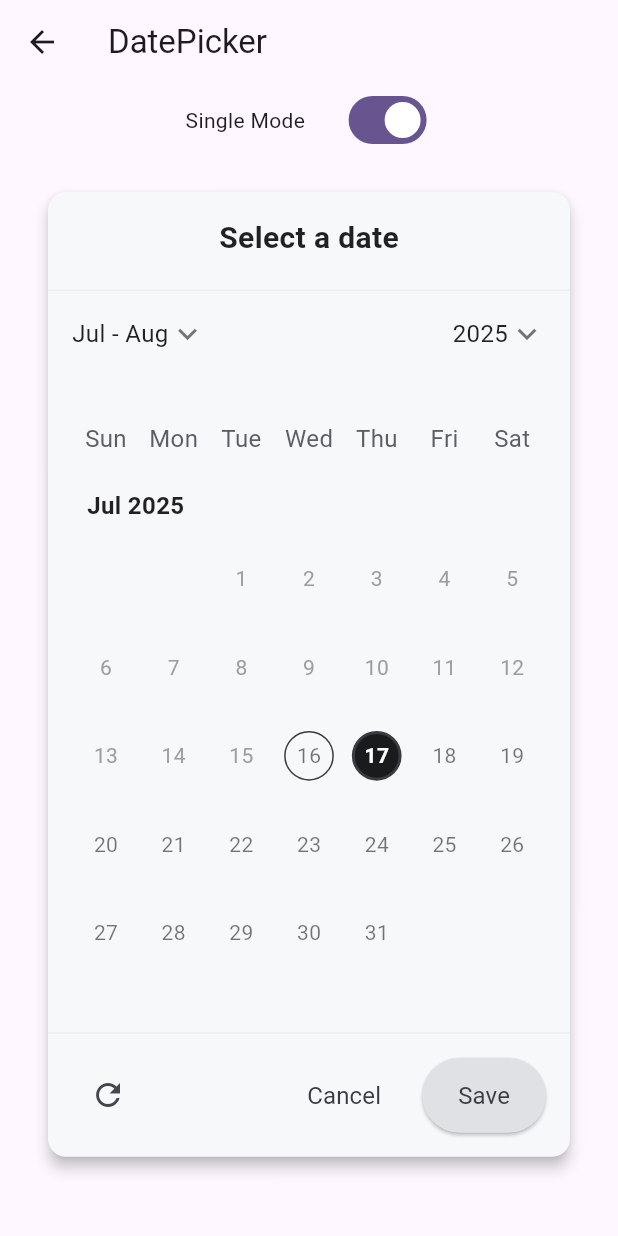
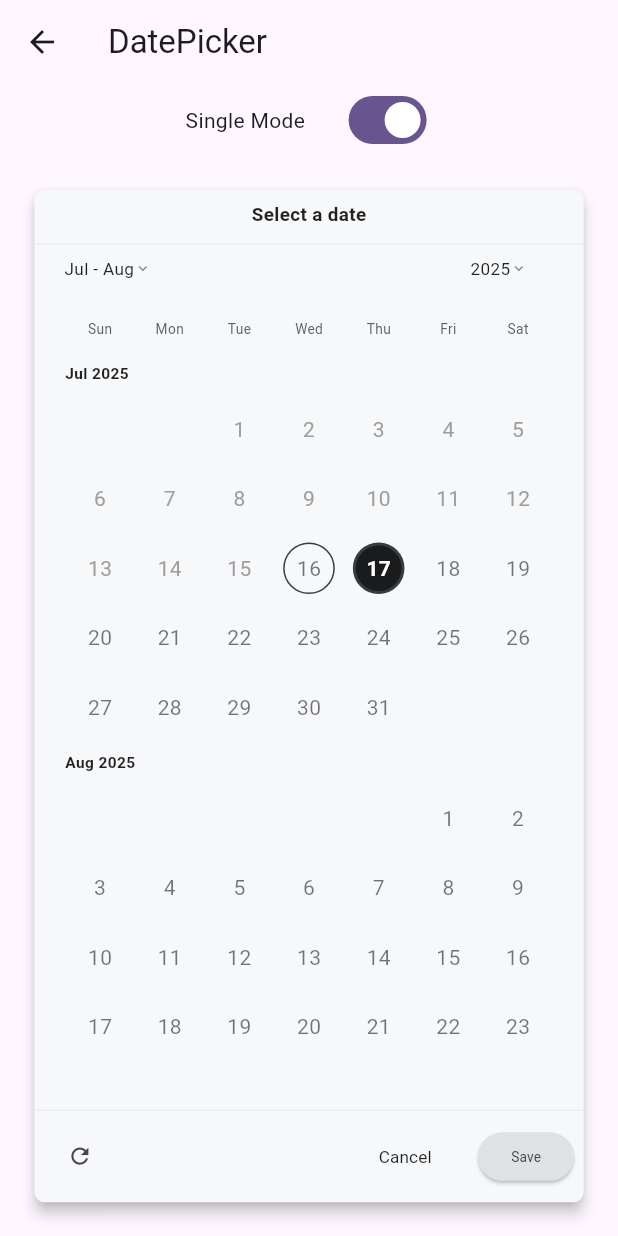
Before and after one commit to xymbia/flutter_realm, a Flutter app: the screen it shows after launch, after a tap on "Date Picker", on a phone screen of 412 x 824 dp. Run offline on Flutter 3.47's test engine with Material 3 defaults, Android fonts, the phone set to English and light mode, and no system bars; our stand-ins replace dotted_border, dropdown_button2, flutter_screenutil, logger.

Commit message:
- Handled responsiveness

```diff
--- a/lib/screens/date_picker_example.dart
+++ b/lib/screens/date_picker_example.dart
@@ -17,14 +17,18 @@ class _DatePickerPageState extends State<DatePickerPage> {
 
   @override
   Widget build(BuildContext context) {
-    ScreenUtil.init(context, designSize: const Size(390, 848));
+    ScreenUtil.init(context,
+        designSize: const Size(720, 1024),
+        minTextAdapt: true,
+        splitScreenMode: true);
 
     return Scaffold(
       appBar: AppBar(
         title: const Text('DatePicker'),
       ),
-      body: Center(
-        child: Column(
+      body: Column(
+        mainAxisAlignment: MainAxisAlignment.center,
+        crossAxisAlignment: CrossAxisAlignment.center,
         children: [
           SizedBox(
               width: 0.4.sw,
@@ -46,7 +50,8 @@ class _DatePickerPageState extends State<DatePickerPage> {
                   ),
                 ],
               )),
-            Padding(
+          Expanded(
+            child: Padding(
               padding: const EdgeInsets.all(16.0),
               child: CustomDatePickerWidget(
                   // Whether the picker is in single date mode (true) or range mode (false)
@@ -68,13 +73,13 @@ class _DatePickerPageState extends State<DatePickerPage> {
 
                   // The earliest selectable date
                   // If null, defaults to (DateTime.now().year - 2, DateTime.now().month - 1, DateTime.now().day - 5)
-                  firstDate: DateTime(DateTime.now().year-2, DateTime.now().month,
-                      DateTime.now().day),
+                  firstDate: DateTime(DateTime.now().year - 2,
+                      DateTime.now().month, DateTime.now().day),
 
                   // The latest selectable date
                   // If null, defaults to (DateTime.now().year + 3, DateTime.now().month + 2, DateTime.now().day + 10)
-                  lastDate: DateTime(DateTime.now().year+1,
-                      DateTime.now().month+6, DateTime.now().day),
+                  lastDate: DateTime(DateTime.now().year + 1,
+                      DateTime.now().month + 6, DateTime.now().day),
 
                   // The color used to highlight the selected day
                   // If null, defaults to grey (single) or teal[800] (range)
@@ -116,21 +121,20 @@ class _DatePickerPageState extends State<DatePickerPage> {
                     ScaffoldMessenger.of(context).showSnackBar(
                       SnackBar(
                           duration: const Duration(milliseconds: 2500),
-                          content: Text(
-                              'Range: 	${formatDateRange([start, end])}')),
+                          content:
+                              Text('Range: 	${formatDateRange([start, end])}')),
                     );
                   },
 
                   // Allows days to be selected based on following predicate
                   selectableDayPredicate: (day) {
                     return !day
-                        .difference(
-                            DateTime.now().add(const Duration(days: -1)))
+                        .difference(DateTime.now().add(const Duration(days: -1)))
                         .isNegative;
                   }),
             ),
+          ),
         ],
-        ),
       ),
     );
   }
--- a/lib/utils/font_helper.dart
+++ b/lib/utils/font_helper.dart
@@ -1,4 +1,5 @@
 import 'package:flutter/material.dart';
+import 'package:flutter_screenutil/flutter_screenutil.dart';
 
 //This font class will return TextStyle with color, weight, size with optional text-decoration
 class Font {
@@ -35,25 +36,25 @@ extension FontSizes on FontSize {
   double get value {
     switch (this) {
       case FontSize.h1:
-        return 28;
+        return 28.sp;
       case FontSize.h2:
-        return 26;
+        return 26.sp;
       case FontSize.h3:
-        return 22;
+        return 22.sp;
       case FontSize.h4:
-        return 20;
+        return 20.sp;
       case FontSize.h5:
-        return 18;
+        return 18.sp;
       case FontSize.h6:
-        return 16;
+        return 16.sp;
       case FontSize.h7:
-        return 14;
+        return 14.sp;
       case FontSize.h8:
-        return 12;
+        return 12.sp;
       case FontSize.h9:
-        return 10;
+        return 10.sp;
       case FontSize.h10:
-        return 8;
+        return 8.sp;
     }
   }
 }
--- a/lib/widgets/custom_date_picker_widget.dart
+++ b/lib/widgets/custom_date_picker_widget.dart
@@ -274,172 +274,148 @@ class _CustomDatePickerWidgetState extends State<CustomDatePickerWidget> {
   }
 
   Widget _buildCalendarLayout(Widget calendarWidget) {
+    return LayoutBuilder(
+      builder: (context, constraints) {
         return SizedBox(
-      height: 0.8.sh,
+          height: constraints.maxHeight * 0.9,
           child: Card(
             elevation: 4,
-        margin: const EdgeInsets.symmetric(horizontal: 16, vertical: 8),
+            margin: EdgeInsets.symmetric(horizontal: 12.w, vertical: 8.h),
             color: const Color(0xFFF7F8FA),
             shape: RoundedRectangleBorder(
-          borderRadius: BorderRadius.circular(12),
+              borderRadius: BorderRadius.circular(12.r),
             ),
             child: Column(
               children: [
-            // Header section
                 Padding(
-              padding: const EdgeInsets.only(top: 16.0, bottom: 20.0),
-              child: Text(_handleTitleText(),
-                  style: Font.apply(FontStyle.medium, FontSize.h4)),
+                  padding: EdgeInsets.only(top: 10.h, bottom: 12.h),
+                  child: Text(
+                    _handleTitleText(),
+                    style: Font.apply(FontStyle.medium, FontSize.h3),
+                  ),
                 ),
                 const Divider(height: 1, color: Color(0xFFEDEEF0)),
                 Padding(
-              padding: const EdgeInsets.all(16.0),
+                  padding: const EdgeInsets.only(left: 20, right: 8, top: 8),
                   child: Row(
-                mainAxisAlignment: MainAxisAlignment.spaceBetween,
+                    mainAxisAlignment: MainAxisAlignment.spaceAround,
                     children: [
-                  InkWell(
-                    splashColor: Colors.white,
+                      Expanded(
+                        child: InkWell(
                           onTap: () {
                             setState(() {
                               mode = DatePickerWidgetMode.month;
                             });
                           },
-                    hoverColor: Colors.yellow,
-                    child: Container(
-                      decoration: const BoxDecoration(
-                        shape: BoxShape.circle,
-                        color: Colors
-                            .transparent, // material color will cover this
-                      ),
                           child: Row(
                             children: [
-                          Text(selectedMonth,
-                              style:
-                                  Font.apply(FontStyle.regular, FontSize.h6)),
+                              Flexible(
+                                child: Text(
+                                  selectedMonth,
+                                  style: Font.apply(FontStyle.regular, FontSize.h4),
+                                  overflow: TextOverflow.ellipsis,
+                                ),
+                              ),
                               Icon(
                                 Icons.keyboard_arrow_down,
                                 color: Colors.black54,
-                            size: 24.sp,
+                                size: 20.sp,
                               ),
                             ],
                           ),
                         ),
                       ),
-                  InkWell(
-                    splashColor: Colors.white,
+                      const Spacer(flex: 3),
+                      Expanded(
+                        child: InkWell(
                           onTap: () {
                             setState(() {
                               mode = DatePickerWidgetMode.year;
                             });
                           },
-                    hoverColor: Colors.yellow,
-                    child: Container(
-                      decoration: const BoxDecoration(
-                        shape: BoxShape.circle,
-                        color: Colors
-                            .transparent, // material color will cover this
-                      ),
                           child: Row(
                             children: [
-                          Text(selectedYear.toString(),
-                              style:
-                                  Font.apply(FontStyle.regular, FontSize.h6)),
+                              Text(
+                                selectedYear.toString(),
+                                style: Font.apply(FontStyle.regular, FontSize.h4),
+                              ),
                               Icon(
                                 Icons.keyboard_arrow_down,
                                 color: Colors.black54,
-                            size: 24.sp,
+                                size: 20.sp,
                               ),
                             ],
                           ),
                         ),
-                  )
+                      ),
                     ],
                   ),
                 ),
-
-            // Body section
                 Expanded(
-              child: SizedBox(
-                width: 0.95.sw,
+                  child: Padding(
+                    padding: EdgeInsets.symmetric(horizontal: 8.w),
                     child: calendarWidget,
                   ),
                 ),
                 const Divider(height: 1, color: Color(0xFFEDEEF0)),
                 Padding(
-              padding: const EdgeInsets.all(16.0),
+                  padding: EdgeInsets.all(8.h),
                   child: Row(
                     mainAxisAlignment: MainAxisAlignment.spaceBetween,
                     children: [
                       IconButton(
-                    iconSize: 24,
+                        iconSize: 30.sp,
                         icon: const Icon(Icons.refresh),
-                    onPressed: () {
-                      setTodayAsSelected();
-                    },
+                        onPressed: setTodayAsSelected,
                       ),
                       Row(
                         mainAxisAlignment: MainAxisAlignment.end,
                         children: [
                           MaterialButton(
+                            padding: EdgeInsets.symmetric(horizontal: 8.w),
+                            onPressed: () {
+                              mode == DatePickerWidgetMode.month || mode == DatePickerWidgetMode.year
+                                  ? _cancelMonthYearSelection()
+                                  : Navigator.pop(context);
+                            },
+                            child: Text('Cancel', style: Font.apply(FontStyle.regular, FontSize.h4)),
+                          ),
+                          SizedBox(width: 8.w),
+                          SizedBox(
+                            height: 40.h,
+                            child: ElevatedButton(
+                              style: ElevatedButton.styleFrom(
+                                padding: EdgeInsets.symmetric(horizontal: 10.w),
+                                backgroundColor: (mode == DatePickerWidgetMode.month ||
+                                    mode == DatePickerWidgetMode.year) &&
+                                    _hasMonthYearChanges
+                                    ? Colors.black
+                                    : const Color(0xFFE0E1E4),
+                              ),
                               onPressed: () {
                                 switch (mode) {
                                   case DatePickerWidgetMode.month:
                                   case DatePickerWidgetMode.year:
-                              // Cancel month/year selection
-                              _cancelMonthYearSelection();
+                                    _saveMonthYearSelection();
                                     break;
                                   default:
-                              Navigator.pop(context);
                                     break;
                                 }
                               },
-                        child: Text('Cancel',
-                            style: Font.apply(FontStyle.regular, FontSize.h6,
-                                color: const Color(0xFF393B40))),
-                      ),
-                      const Padding(padding: EdgeInsets.only(right: 8.0)),
-                      SizedBox(
-                          height: 50.0,
-                          child: ElevatedButton(
-                            style: ElevatedButton.styleFrom(
-                              backgroundColor: (mode ==
-                                              DatePickerWidgetMode.month ||
-                                          mode == DatePickerWidgetMode.year) &&
-                                      _hasMonthYearChanges
-                                  ? Colors.black
-                                  : const Color(0xFFE0E1E4),
-                              foregroundColor: (mode ==
-                                              DatePickerWidgetMode.month ||
+                              child: Text(
+                                'Save',
+                                style: Font.apply(
+                                  FontStyle.regular,
+                                  FontSize.h6,
+                                  color: (mode == DatePickerWidgetMode.month ||
                                       mode == DatePickerWidgetMode.year) &&
                                       _hasMonthYearChanges
                                       ? Colors.white
-                                  : const Color(0xFFE0E1E4),
+                                      : const Color(0xFF393B40),
                                 ),
-                            onPressed: () {
-                              switch (mode) {
-                                case DatePickerWidgetMode.day:
-                                  break;
-                                case DatePickerWidgetMode.month:
-                                case DatePickerWidgetMode.year:
-                                  // Save the month/year selection
-                                  _saveMonthYearSelection();
-                                  break;
-                                case DatePickerWidgetMode.scroll:
-                                  break;
-                              }
-                            },
-                            child: Text('Save',
-                                style: Font.apply(
-                                    FontStyle.regular, FontSize.h6,
-                                    color:
-                                        (mode == DatePickerWidgetMode.month ||
-                                                    mode ==
-                                                        DatePickerWidgetMode
-                                                            .year) &&
-                                                _hasMonthYearChanges
-                                            ? Colors.white
-                                            : const Color(0xFF393B40))),
-                          )),
+                              ),
+                            ),
+                          ),
                         ],
                       ),
                     ],
@@ -449,7 +425,10 @@ class _CustomDatePickerWidgetState extends State<CustomDatePickerWidget> {
             ),
           ),
         );
+      },
+    );
   }
+
 
   String _handleTitleText() {
     switch (mode) {
@@ -546,8 +525,8 @@ class _CustomDatePickerWidgetState extends State<CustomDatePickerWidget> {
       children: [
         // Mode toggle
         isSingleDateMode
-            ? _buildSingleDatePickerWithValue()
-            : _buildScrollRangeDatePickerWithValue()
+            ? Expanded(child: _buildSingleDatePickerWithValue())
+            : Expanded(child: _buildScrollRangeDatePickerWithValue())
       ],
     );
   }
--- a/lib/widgets/date_picker_impl/_calendar_view.dart
+++ b/lib/widgets/date_picker_impl/_calendar_view.dart
@@ -296,123 +296,78 @@ class _CalendarViewState extends State<_CalendarView> {
   }
 
   Widget _buildItems(BuildContext context, int index) {
-    final ColorScheme colorScheme = Theme.of(context).colorScheme;
-    final MaterialLocalizations localizations =
-        MaterialLocalizations.of(context);
-    final TextTheme textTheme = Theme.of(context).textTheme;
-    final TextStyle? headerStyle = textTheme.bodySmall?.apply(
-      color: colorScheme.onSurface.withValues(alpha: 0.60),
-    );
-    final List<Widget> dayItems = _dayHeaders(headerStyle, localizations);
-    final DateTime month =
-        DateUtils.addMonthsToMonthDate(widget.config.firstDate, index);
-
+    final MaterialLocalizations localizations = MaterialLocalizations.of(context);
+    final List<Widget> dayItems = _dayHeaders(null, localizations);
+    final DateTime month = DateUtils.addMonthsToMonthDate(widget.config.firstDate, index);
     final nextMonth = DateUtils.addMonthsToMonthDate(month, 1);
     final shouldShowNextMonth = nextMonth.isBefore(widget.config.lastDate) ||
         DateUtils.isSameMonth(nextMonth, widget.config.lastDate);
 
-    // Calculate dynamic heights based on row count
     final firstMonthRows = widget.config.dynamicCalendarRows == true
         ? getDayRowsCount(
-            month.year,
-            month.month,
-            widget.config.firstDayOfWeek ?? _localizations.firstDayOfWeekIndex,
-          )
+        month.year, month.month,
+        widget.config.firstDayOfWeek ?? localizations.firstDayOfWeekIndex)
         : _maxDayPickerRowCount;
 
     final secondMonthRows = widget.config.dynamicCalendarRows == true
         ? getDayRowsCount(
-            nextMonth.year,
-            nextMonth.month,
-            widget.config.firstDayOfWeek ?? _localizations.firstDayOfWeekIndex,
-          )
+        nextMonth.year, nextMonth.month,
+        widget.config.firstDayOfWeek ?? localizations.firstDayOfWeekIndex)
         : _maxDayPickerRowCount;
 
-    // Calculate heights (assuming ~50px per row)
-    final firstMonthHeight = (firstMonthRows * 60.0); // +20 for padding
-    final secondMonthHeight = (secondMonthRows * 60.0);
+    return LayoutBuilder(
+      builder: (context, constraints) {
+        final double availableHeight = constraints.maxHeight;
+        final double headerHeight = 40.h; // adjusted header height
+        final double spacing = 8.h;
+        final double remainingHeight = availableHeight - headerHeight - spacing * 4;
 
-    return Column(
-      crossAxisAlignment: CrossAxisAlignment.center,
-      mainAxisSize: MainAxisSize.max,
-      mainAxisAlignment: MainAxisAlignment.center,
+        final double firstMonthHeight = (remainingHeight / (shouldShowNextMonth ? 2 : 1)) * (firstMonthRows / _maxDayPickerRowCount);
+        final double secondMonthHeight = shouldShowNextMonth
+            ? (remainingHeight / 2) * (secondMonthRows / _maxDayPickerRowCount)
+            : 0;
+
+        return SingleChildScrollView(
+          child: Column(
+            crossAxisAlignment: CrossAxisAlignment.start,
             children: [
-        // Fixed Day Headers (Non-scrollable)
-        SizedBox(
-          height: 50,
-          child: Expanded(
-            child: GridView.custom(
-              padding: EdgeInsets.zero,
+              SizedBox(height: headerHeight, child: GridView.custom(
                 physics: const NeverScrollableScrollPhysics(),
                 gridDelegate: _DayPickerGridDelegate(
                   config: widget.config,
                   dayRowsCount: 1,
                 ),
-              childrenDelegate: SliverChildListDelegate(
-                dayItems,
-                addRepaintBoundaries: false,
+                childrenDelegate: SliverChildListDelegate(dayItems),
+              )),
+              SizedBox(height: spacing),
+              Text(
+                "${getMonthAbbreviation(month.month)} ${month.year}",
+                style: Font.apply(FontStyle.bold, FontSize.h5),
               ),
-            ),
-          ),
-        ),
-
-        // Scrollable Calendar Section with dynamic heights
-        Expanded(
-          child: SingleChildScrollView(
-            physics: const BouncingScrollPhysics(),
-            child: Column(
-              crossAxisAlignment: CrossAxisAlignment.start,
-              mainAxisSize: MainAxisSize.min,
-              mainAxisAlignment: MainAxisAlignment.center,
-              spacing: 0,
-              children: [
-                // First month title
-                Padding(
-                  padding:
-                      const EdgeInsets.only(left: 10.0, top: 8.0, bottom: 8.0),
-                  child: Text(
-                    "${getMonthAbbreviation(month.month)} ${month.year.toString()}",
-                    style: Font.apply(FontStyle.bold, FontSize.h6),
-                  ),
-                ),
-
-                // First month calendar with dynamic height
+              SizedBox(height: spacing),
               SizedBox(
                 height: firstMonthHeight,
                 child: _DayPicker(
-                    key: ValueKey<DateTime>(month),
-                    selectedDates: widget.selectedDates
-                        //.where((day) => day?.month == DateTime.now().month)
-                        .whereType<DateTime>()
-                        .toList(),
+                  key: ValueKey(month),
+                  selectedDates: widget.selectedDates.whereType<DateTime>().toList(),
                   onChanged: _handleDateSelected,
                   config: widget.config,
                   displayedMonth: month,
                   dayRowsCount: firstMonthRows,
                 ),
               ),
-
-                // Second month section (only if should show)
               if (shouldShowNextMonth) ...[
-                  // Second month title
-                  Padding(
-                    padding: const EdgeInsets.only(
-                        left: 10.0, top: 16.0, bottom: 8.0),
-                    child: Text(
-                      "${getMonthAbbreviation(nextMonth.month)} ${nextMonth.year.toString()}",
-                      style: Font.apply(FontStyle.bold, FontSize.h6),
+                SizedBox(height: spacing),
+                Text(
+                  "${getMonthAbbreviation(nextMonth.month)} ${nextMonth.year}",
+                  style: Font.apply(FontStyle.bold, FontSize.h5),
                 ),
-                  ),
-
-                  // Second month calendar with dynamic height
+                SizedBox(height: spacing),
                 SizedBox(
                   height: secondMonthHeight,
                   child: _DayPicker(
-                      key: ValueKey<DateTime>(nextMonth),
-                      selectedDates: widget.selectedDates
-                          //.where((day) => day?.month == DateTime.now().month)
-                          .whereType<DateTime>()
-                          .toList(),
+                    key: ValueKey(nextMonth),
+                    selectedDates: widget.selectedDates.whereType<DateTime>().toList(),
                     onChanged: _handleDateSelected,
                     config: widget.config,
                     displayedMonth: nextMonth,
@@ -420,16 +375,14 @@ class _CalendarViewState extends State<_CalendarView> {
                   ),
                 ),
               ],
-
-                // Bottom padding for better UX
-                const SizedBox(height: 20),
+              SizedBox(height: spacing * 2),
             ],
           ),
-          ),
-        ),
-      ],
+        );
+      },
     );
   }
+
 
   @override
   Widget build(BuildContext context) {
--- a/lib/widgets/date_picker_widget.dart
+++ b/lib/widgets/date_picker_widget.dart
@@ -4,6 +4,7 @@ import 'package:flutter/gestures.dart';
 import 'package:flutter/material.dart';
 import 'package:flutter/rendering.dart';
 import 'package:flutter/services.dart';
+import 'package:flutter_screenutil/flutter_screenutil.dart';
 
 import '../models/date_picker_widget_config.dart';
 import '../utils/date_util.dart';
```
Lines whose indentation alone changed are shown as unchanged.
